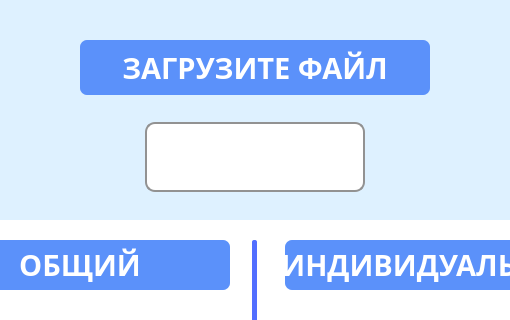
This is design.ui in aleksgov/Telecom as Qt 5 draws it before an edit; both pictures show x 120 to 630 and y 0 to 320 of the 750 by 750 pixel window. The edited form follows.
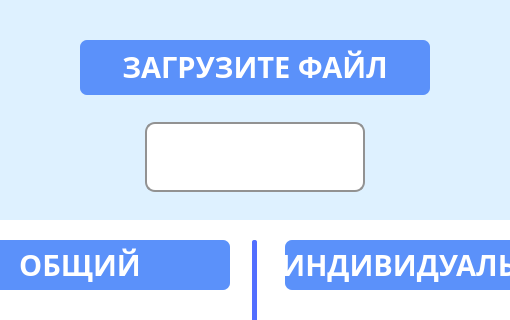
This is the edited form. Icons and pictures are not drawn.

The edit to the form file:
```diff
--- a/design.ui
+++ b/design.ui
@@ -501,9 +501,9 @@
      </rect>
     </property>
     <property name="sizePolicy">
-     <sizepolicy hsizetype="Minimum" vsizetype="Minimum">
-      <horstretch>0</horstretch>
-      <verstretch>0</verstretch>
+     <sizepolicy hsizetype="Maximum" vsizetype="Maximum">
+      <horstretch>255</horstretch>
+      <verstretch>255</verstretch>
      </sizepolicy>
     </property>
     <property name="font">
@@ -522,6 +522,12 @@
     <property name="text">
      <string>ЗАГРУЗИТЕ ФАЙЛ</string>
     </property>
+    <property name="textFormat">
+     <enum>Qt::RichText</enum>
+    </property>
+    <property name="scaledContents">
+     <bool>true</bool>
+    </property>
     <property name="alignment">
      <set>Qt::AlignCenter</set>
     </property>
```
Left out of the diff: 6 changed lines with no effect on the pictures.
